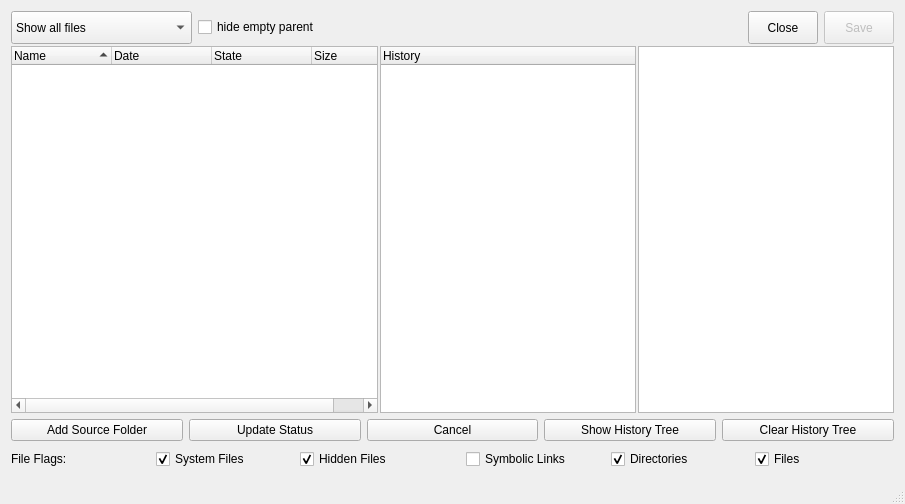
Rolloke/GUI-Apps, file source/mainwindow.ui: the form before one commit.
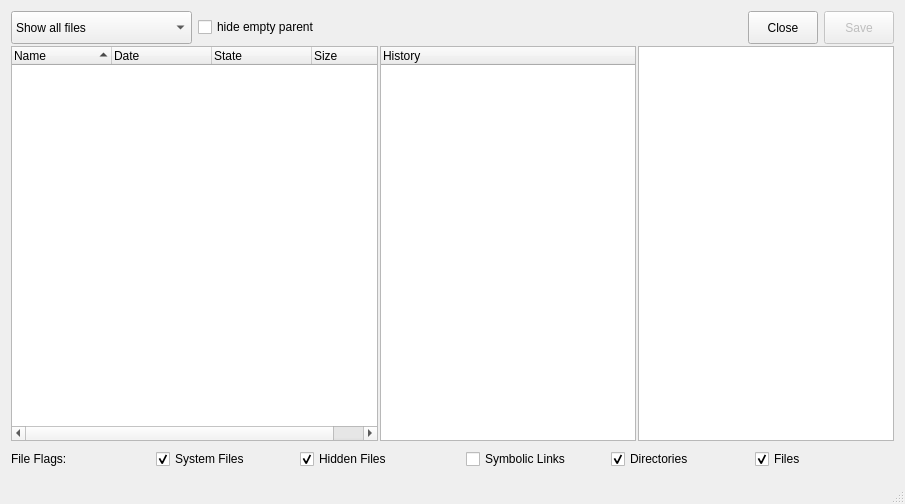
The form after the commit.

Commit message: GUI changes -removed button group -added icons -created actions for buttons of group -added toolbar commands -added keys

```diff
--- a/source/mainwindow.ui
+++ b/source/mainwindow.ui
@@ -280,87 +280,6 @@
       </item>
      </layout>
     </item>
-    <item>
-     <layout class="QHBoxLayout" name="layoutButtons">
-      <item>
-       <widget class="QPushButton" name="btnAddSourceFolder">
-        <property name="text">
-         <string>Add Source Folder</string>
-        </property>
-       </widget>
-      </item>
-      <item>
-       <widget class="QPushButton" name="btnUpdateStatus">
-        <property name="minimumSize">
-         <size>
-          <width>120</width>
-          <height>0</height>
-         </size>
-        </property>
-        <property name="maximumSize">
-         <size>
-          <width>16777215</width>
-          <height>16777215</height>
-         </size>
-        </property>
-        <property name="text">
-         <string>Update Status</string>
-        </property>
-       </widget>
-      </item>
-      <item>
-       <widget class="QPushButton" name="btnCancel">
-        <property name="minimumSize">
-         <size>
-          <width>120</width>
-          <height>0</height>
-         </size>
-        </property>
-        <property name="maximumSize">
-         <size>
-          <width>16777215</width>
-          <height>16777215</height>
-         </size>
-        </property>
-        <property name="text">
-         <string>Cancel</string>
-        </property>
-       </widget>
-      </item>
-      <item>
-       <widget class="QPushButton" name="btnHideHistory">
-        <property name="minimumSize">
-         <size>
-          <width>0</width>
-          <height>0</height>
-         </size>
-        </property>
-        <property name="maximumSize">
-         <size>
-          <width>16777215</width>
-          <height>16777215</height>
-         </size>
-        </property>
-        <property name="text">
-         <string>Show History Tree</string>
-        </property>
-        <property name="checkable">
-         <bool>true</bool>
-        </property>
-       </widget>
-      </item>
-      <item>
-       <widget class="QPushButton" name="btnClearHistory">
-        <property name="text">
-         <string>Clear History Tree</string>
-        </property>
-       </widget>
-      </item>
-     </layout>
-    </item>
-    <item>
-     <layout class="QHBoxLayout" name="horizontalLayoutTool"/>
-    </item>
     <item>
      <layout class="QHBoxLayout" name="horizontalLayoutFlags">
       <property name="topMargin">
```
Left out of the diff: 10 changed lines with no effect on the pictures. The commit also changes 19 other files.
